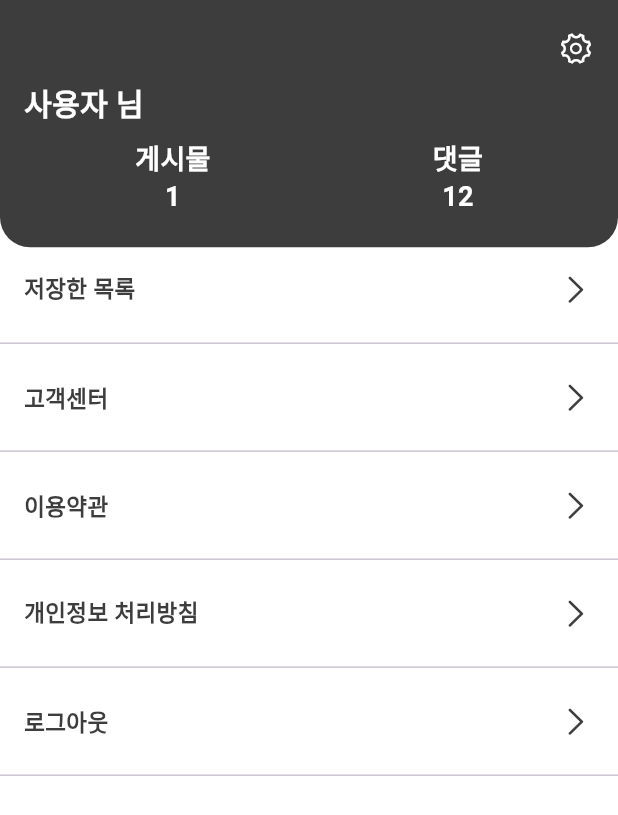
After one commit to GodBongJune/Department-publish, a Flutter app: the MyPage screen opened directly, on a phone screen of 412 x 824 dp. The commit adds this screen. Shown: the top 815 px of the screen. Run offline on Flutter 3.47's test engine with Material 3 defaults, Android fonts, the light colour scheme and no system bars; our stand-ins replace animated_splash_screen, flutter_riverpod, flutter_svg, logger, package_info_plus.

Commit message:
마이페이지 완료

```diff
--- a/lib/pages/my_page/my_page.dart
+++ b/lib/pages/my_page/my_page.dart
@@ -1,3 +1,4 @@
+import 'package:department/pages/my_page/my_page_widgets/my_page_body.dart';
 import 'package:flutter/material.dart';
 
 class MyPage extends StatelessWidget {
@@ -5,6 +6,8 @@ class MyPage extends StatelessWidget {
 
   @override
   Widget build(BuildContext context) {
-    return const Placeholder();
+    return Scaffold(
+      body: MyPageBody(),
+    );
   }
 }
--- /dev/null
+++ b/lib/pages/my_page/my_page_widgets/my_page_body.dart
@@ -0,0 +1,233 @@
+import 'package:department/core/constant/color_and_size.dart';
+import 'package:flutter/cupertino.dart';
+import 'package:flutter/material.dart';
+
+class MyPageBody extends StatelessWidget {
+  const MyPageBody({super.key});
+
+  @override
+  Widget build(BuildContext context) {
+    return CustomScrollView(
+      slivers: [
+        SliverFillRemaining(
+          child: Column(
+            children: [
+              Container(
+                width: double.infinity,
+                height: MediaQuery.of(context).size.height * 0.2,
+                decoration: BoxDecoration(
+                  color: k3DColor,
+                  borderRadius: BorderRadius.only(
+                    bottomRight: Radius.circular(20),
+                    bottomLeft: Radius.circular(20),
+                  ),
+                ),
+                child: Padding(
+                  padding: const EdgeInsets.all(16.0),
+                  child: Column(
+                    crossAxisAlignment: CrossAxisAlignment.start,
+                    mainAxisAlignment: MainAxisAlignment.spaceAround,
+                    children: [
+                      //내정보 수정
+                      Row(
+                        children: [
+                          Spacer(),
+                          InkWell(
+                            onTap: () {},
+                            child: Icon(
+                              CupertinoIcons.gear,
+                              color: Colors.white,
+                            ),
+                          ),
+                        ],
+                      ),
+                      // 사용자 이름
+                      Text(
+                        "사용자 님",
+                        style: TextStyle(
+                          color: Colors.white,
+                          fontSize: size20,
+                          fontWeight: FontWeight.bold,
+                        ),
+                      ),
+                      //내가 쓴 글 & 댓글
+                      Row(
+                        mainAxisAlignment: MainAxisAlignment.spaceAround,
+                        children: [
+                          InkWell(
+                            onTap: () {},
+                            child: Column(
+                              children: [
+                                Text(
+                                  "게시물",
+                                  style: TextStyle(
+                                    color: Colors.white,
+                                    fontSize: size18,
+                                    fontWeight: FontWeight.bold,
+                                  ),
+                                ),
+                                Text(
+                                  "1",
+                                  style: TextStyle(
+                                    color: Colors.white,
+                                    fontSize: size18,
+                                    fontWeight: FontWeight.bold,
+                                  ),
+                                ),
+                              ],
+                            ),
+                          ),
+                          InkWell(
+                            onTap: () {},
+                            child: Column(
+                              children: [
+                                Text(
+                                  "댓글",
+                                  style: TextStyle(
+                                    color: Colors.white,
+                                    fontSize: size18,
+                                    fontWeight: FontWeight.bold,
+                                  ),
+                                ),
+                                Text(
+                                  "12",
+                                  style: TextStyle(
+                                    color: Colors.white,
+                                    fontSize: size18,
+                                    fontWeight: FontWeight.bold,
+                                  ),
+                                ),
+                              ],
+                            ),
+                          ),
+                        ],
+                      ),
+                    ],
+                  ),
+                ),
+              ),
+              //저장한목록
+              Padding(
+                padding: const EdgeInsets.all(16.0),
+                child: Center(
+                  child: InkWell(
+                    onTap: () {},
+                    child: Row(
+                      children: [
+                        Text(
+                          "저장한 목록",
+                          style: TextStyle(
+                            color: k3DColor,
+                            fontSize: size15,
+                            fontWeight: FontWeight.bold,
+                          ),
+                        ),
+                        Spacer(),
+                        Icon(CupertinoIcons.right_chevron, color: k3DColor),
+                      ],
+                    ),
+                  ),
+                ),
+              ),
+              Divider(),
+              //고객센터
+              Padding(
+                padding: const EdgeInsets.all(16.0),
+                child: InkWell(
+                  onTap: () {},
+                  child: Row(
+                    children: [
+                      Text(
+                        "고객센터",
+                        style: TextStyle(
+                          color: k3DColor,
+                          fontSize: size15,
+                          fontWeight: FontWeight.bold,
+                        ),
+                      ),
+                      Spacer(),
+                      Icon(CupertinoIcons.right_chevron, color: k3DColor),
+                    ],
+                  ),
+                ),
+              ),
+              Divider(),
+              //이용약관
+              Padding(
+                padding: const EdgeInsets.all(16.0),
+                child: Center(
+                  child: InkWell(
+                    onTap: () {},
+                    child: Row(
+                      children: [
+                        Text(
+                          "이용약관",
+                          style: TextStyle(
+                            color: k3DColor,
+                            fontSize: size15,
+                            fontWeight: FontWeight.bold,
+                          ),
+                        ),
+                        Spacer(),
+                        Icon(CupertinoIcons.right_chevron, color: k3DColor),
+                      ],
+                    ),
+                  ),
+                ),
+              ),
+              Divider(),
+              //개인정보 처리방침
+              Padding(
+                padding: const EdgeInsets.all(16.0),
+                child: Center(
+                  child: InkWell(
+                    onTap: () {},
+                    child: Row(
+                      children: [
+                        Text(
+                          "개인정보 처리방침",
+                          style: TextStyle(
+                            color: k3DColor,
+                            fontSize: size15,
+                            fontWeight: FontWeight.bold,
+                          ),
+                        ),
+                        Spacer(),
+                        Icon(CupertinoIcons.right_chevron, color: k3DColor),
+                      ],
+                    ),
+                  ),
+                ),
+              ),
+              Divider(),
+              //로그아웃
+              Padding(
+                padding: const EdgeInsets.all(16.0),
+                child: Center(
+                  child: InkWell(
+                    onTap: () {},
+                    child: Row(
+                      children: [
+                        Text(
+                          "로그아웃",
+                          style: TextStyle(
+                            color: k3DColor,
+                            fontSize: size15,
+                            fontWeight: FontWeight.bold,
+                          ),
+                        ),
+                        Spacer(),
+                        Icon(CupertinoIcons.right_chevron, color: k3DColor),
+                      ],
+                    ),
+                  ),
+                ),
+              ),
+              Divider(),
+            ],
+          ),
+        ),
+      ],
+    );
+  }
+}
```
